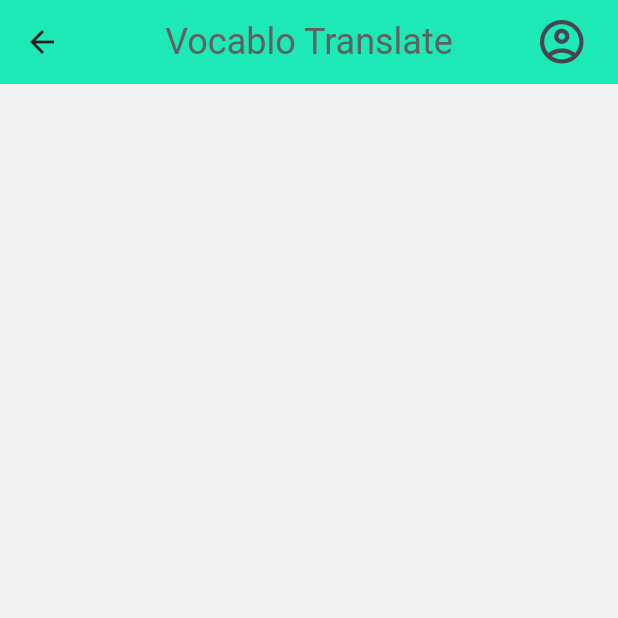
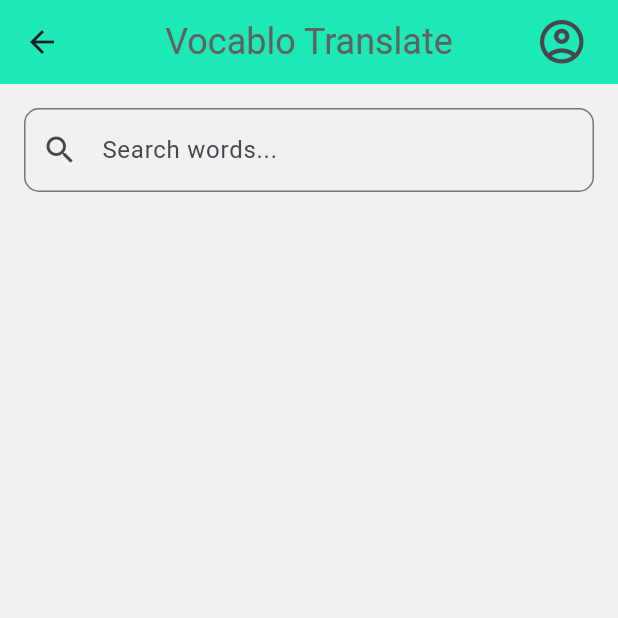
Before and after one commit to Nadun-Charuka/Vocablo, a Flutter app: the PracticeScreen screen opened directly, on a phone screen of 412 x 824 dp, the top half of it. Run offline on Flutter 3.47's test engine with Material 3 defaults, Android fonts, the phone set to English and light mode, and no system bars; our stand-ins replace shared_preferences; missing offline and left inert: translator; accounts and stored records are empty.

Commit message:
all set until practice

```diff
--- a/lib/screens/practice_screen.dart
+++ b/lib/screens/practice_screen.dart
@@ -10,14 +10,18 @@ class PracticeScreen extends StatefulWidget {
 
 class _PracticeScreenState extends State<PracticeScreen> {
   final ScrollController _scrollController = ScrollController();
+  final TextEditingController _searchController = TextEditingController();
+  List<Map<String, String>> filteredTranslations = [];
 
   @override
   void initState() {
     super.initState();
-    // Scroll to the top when the screen is initialized
     WidgetsBinding.instance.addPostFrameCallback((_) {
       _scrollToTop();
     });
+    // Initialize the filtered list with all translations
+    filteredTranslations = List.from(sharedState.translations.reversed);
+    _searchController.addListener(_filterTranslations);
   }
 
   void _scrollToTop() {
@@ -26,20 +30,48 @@ class _PracticeScreenState extends State<PracticeScreen> {
     }
   }
 
+  void _filterTranslations() {
+    final query = _searchController.text.toLowerCase();
+    setState(() {
+      if (query.isEmpty) {
+        filteredTranslations = List.from(sharedState.translations.reversed);
+      } else {
+        filteredTranslations = sharedState.translations.reversed
+            .where((item) =>
+                item['original']!.toLowerCase().contains(query) ||
+                item['translated']!.toLowerCase().contains(query))
+            .toList();
+      }
+    });
+  }
+
   @override
   Widget build(BuildContext context) {
-    // Reverse the translations list to show the latest first
-    final reversedTranslations = List.from(sharedState.translations.reversed);
-
     return Scaffold(
       appBar: const CustomAppbar(),
-      body: Padding(
+      body: Column(
+        children: [
+          // Search Bar
+          Padding(
             padding: const EdgeInsets.all(16.0),
+            child: TextField(
+              controller: _searchController,
+              decoration: InputDecoration(
+                prefixIcon: const Icon(Icons.search),
+                hintText: "Search words...",
+                border: OutlineInputBorder(
+                  borderRadius: BorderRadius.circular(10),
+                ),
+              ),
+            ),
+          ),
+          // Filtered Translations List
+          Expanded(
             child: ListView.builder(
-          controller: _scrollController, // Attach the scroll controller
-          itemCount: reversedTranslations.length,
+              controller: _scrollController,
+              itemCount: filteredTranslations.length,
               itemBuilder: (context, index) {
-            final item = reversedTranslations[index];
+                final item = filteredTranslations[index];
                 return Card(
                   color: Colors.grey.shade200,
                   margin: const EdgeInsets.symmetric(vertical: 10),
@@ -57,19 +89,16 @@ class _PracticeScreenState extends State<PracticeScreen> {
                               fontWeight: FontWeight.w500,
                               color: Colors.black,
                             ),
-                        overflow: TextOverflow
-                            .ellipsis, // Handle long text gracefully
+                            overflow: TextOverflow.ellipsis,
                           ),
                         ),
                         // Copy to Clipboard Icon
                         IconButton(
                           onPressed: () {
                             // Copy the text to clipboard
-                        Clipboard.setData(
-                          ClipboardData(
+                            Clipboard.setData(ClipboardData(
                                 text:
-                                  "${item['original']} - ${item['translated']}"),
-                        );
+                                    "${item['original']} - ${item['translated']}"));
                             // Show a snackbar notification
                             ScaffoldMessenger.of(context).showSnackBar(
                               const SnackBar(
@@ -87,12 +116,15 @@ class _PracticeScreenState extends State<PracticeScreen> {
               },
             ),
           ),
+        ],
+      ),
     );
   }
 
   @override
   void dispose() {
-    _scrollController.dispose(); // Dispose of the controller
+    _scrollController.dispose();
+    _searchController.dispose();
     super.dispose();
   }
 }
--- a/pubspec.yaml
+++ b/pubspec.yaml
@@ -37,6 +37,7 @@ dependencies:
   cupertino_icons: ^1.0.8
   translator: ^1.0.3+1
   shared_preferences: ^2.0.15
+  intl: ^0.20.1
 
 
 
```
Also changed, not shown: pubspec.lock. Lines whose indentation alone changed are shown as unchanged.
